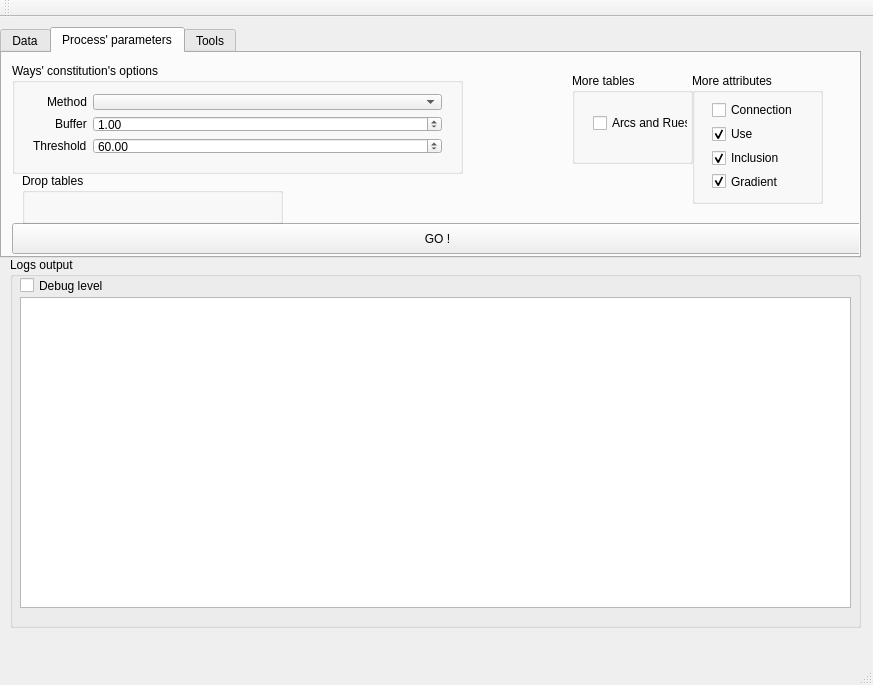
Above: src/mainwindow.ui from clag/morpheo before the change. Below: the same form after it.
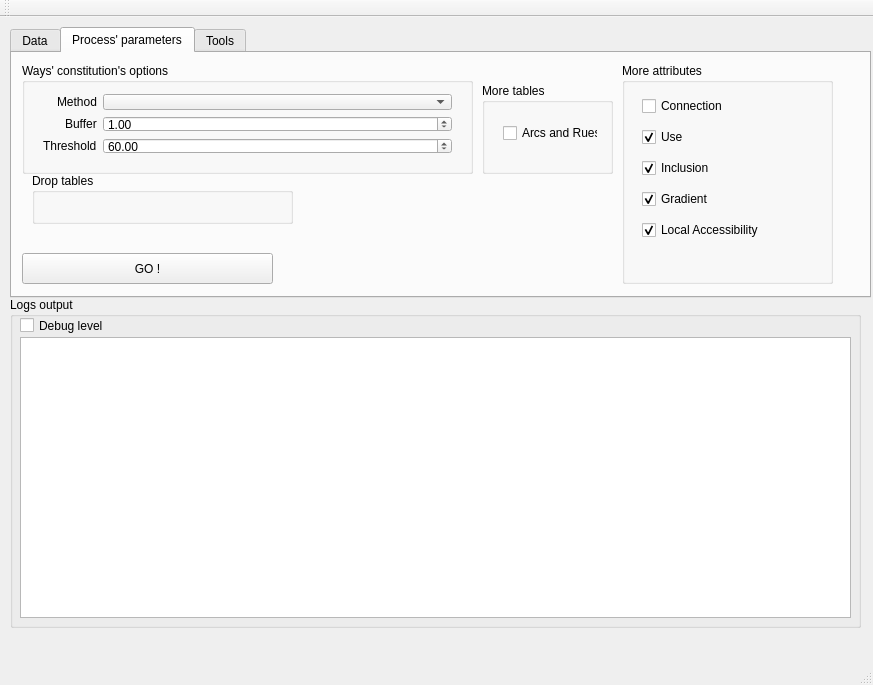
That is the form after the change. The open tabs and pages were chosen to show the change.

Diff of the .ui file:
```diff
--- a/src/mainwindow.ui
+++ b/src/mainwindow.ui
@@ -17,10 +17,10 @@
    <widget class="QTabWidget" name="tabWidget">
     <property name="geometry">
      <rect>
-      <x>0</x>
+      <x>10</x>
       <y>10</y>
       <width>861</width>
-      <height>231</height>
+      <height>271</height>
      </rect>
     </property>
     <property name="currentIndex">
@@ -224,19 +224,6 @@
      <attribute name="title">
       <string>Process' parameters</string>
      </attribute>
-     <widget class="QPushButton" name="calculatePushButton">
-      <property name="geometry">
-       <rect>
-        <x>10</x>
-        <y>170</y>
-        <width>851</width>
-        <height>31</height>
-       </rect>
-      </property>
-      <property name="text">
-       <string>GO !</string>
-      </property>
-     </widget>
      <widget class="QGroupBox" name="optionsBox">
       <property name="geometry">
        <rect>
@@ -344,9 +331,9 @@
      <widget class="QGroupBox" name="createTablegroupBox">
       <property name="geometry">
        <rect>
-        <x>570</x>
-        <y>20</y>
-        <width>121</width>
+        <x>470</x>
+        <y>30</y>
+        <width>131</width>
         <height>91</height>
        </rect>
       </property>
@@ -376,10 +363,10 @@
      <widget class="QGroupBox" name="attributesGroupBox">
       <property name="geometry">
        <rect>
-        <x>690</x>
-        <y>20</y>
-        <width>131</width>
-        <height>131</height>
+        <x>610</x>
+        <y>10</y>
+        <width>211</width>
+        <height>221</height>
        </rect>
       </property>
       <property name="title">
@@ -390,8 +377,8 @@
         <rect>
          <x>9</x>
          <y>17</y>
-         <width>111</width>
-         <height>111</height>
+         <width>201</width>
+         <height>181</height>
         </rect>
        </property>
        <layout class="QVBoxLayout" name="attributesVerticalLayout">
@@ -435,9 +422,32 @@
           </property>
          </widget>
         </item>
+        <item>
+         <widget class="QCheckBox" name="localAccesscheckBox">
+          <property name="text">
+           <string>Local Accessibility</string>
+          </property>
+          <property name="checked">
+           <bool>true</bool>
+          </property>
+         </widget>
+        </item>
        </layout>
       </widget>
      </widget>
+     <widget class="QPushButton" name="calculatePushButton">
+      <property name="geometry">
+       <rect>
+        <x>10</x>
+        <y>200</y>
+        <width>251</width>
+        <height>31</height>
+       </rect>
+      </property>
+      <property name="text">
+       <string>GO !</string>
+      </property>
+     </widget>
     </widget>
     <widget class="QWidget" name="classificationTab">
      <attribute name="title">
@@ -663,9 +673,9 @@
     <property name="geometry">
      <rect>
       <x>10</x>
-      <y>240</y>
+      <y>280</y>
       <width>851</width>
-      <height>371</height>
+      <height>331</height>
      </rect>
     </property>
     <property name="title">
@@ -677,7 +687,7 @@
        <x>10</x>
        <y>40</y>
        <width>831</width>
-       <height>311</height>
+       <height>281</height>
       </rect>
      </property>
     </widget>
```
